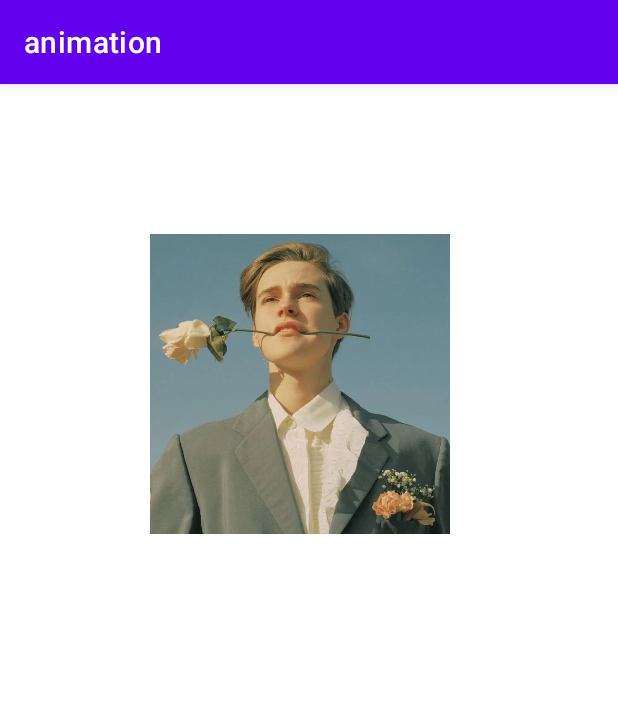
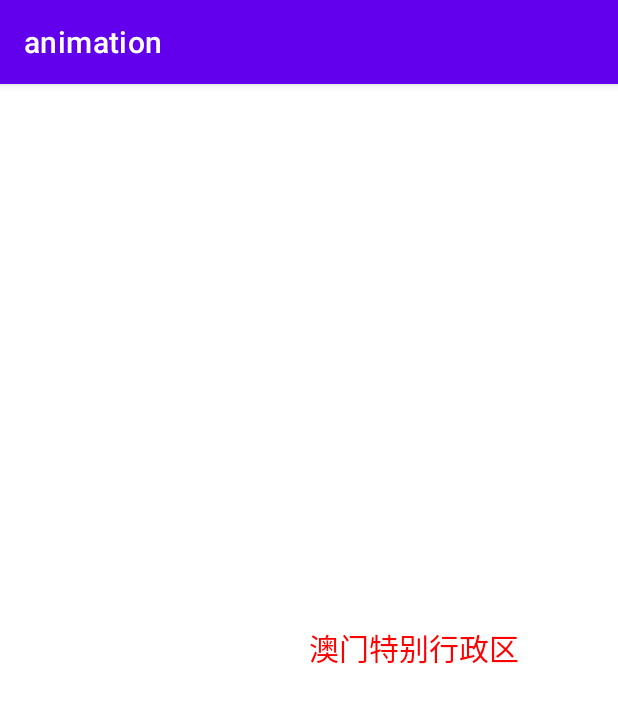
Before and after one commit to abneryan/PracticeCollect, an Android app: the screen it shows after launch (MainActivity), on a phone screen of 412 x 824 dp. Shown: the top 703 px of the screen. Run offline under Robolectric (Android 15) with nearby library versions, the phone set to English and light mode, and no system bars; 1 statement that could not run was skipped.

Commit message:
动画：animation

```diff
--- a/animation/src/main/java/com/anber/animation/CameraView1.kt
+++ b/animation/src/main/java/com/anber/animation/CameraView1.kt
@@ -24,7 +24,7 @@ class CameraView1(context: Context?, attrs: AttributeSet?) : View(context, attrs
             field =value
             invalidate()
         }
-    var bottomFlip = 30f
+    var bottomFlip = 0f
         set(value) {
             field =value
             invalidate()
--- a/animation/src/main/java/com/anber/animation/MainActivity.kt
+++ b/animation/src/main/java/com/anber/animation/MainActivity.kt
@@ -1,39 +1,130 @@
 package com.anber.animation
 
+import android.animation.AnimatorSet
+import android.animation.Keyframe
 import android.animation.ObjectAnimator
+import android.animation.PropertyValuesHolder
+import android.animation.TypeEvaluator
+import android.animation.ValueAnimator
+import android.graphics.Point
+import android.graphics.PointF
 import android.os.Bundle
+import android.view.animation.AccelerateDecelerateInterpolator
+import android.view.animation.AccelerateInterpolator
 import android.widget.ImageView
 import androidx.appcompat.app.AppCompatActivity
 import androidx.core.util.ObjectsCompat
+import kotlinx.android.synthetic.main.activity_main.*
 
 class MainActivity : AppCompatActivity() {
     override fun onCreate(savedInstanceState: Bundle?) {
         super.onCreate(savedInstanceState)
         setContentView(R.layout.activity_main)
 //        val pic = findViewById<ImageView>(R.id.iv_pic)
+        // 1:ViewPropertyAnimator
 //        val annotation = pic.animate().translationX(100f)
 //        annotation.startDelay = 800
 
 //        val circle = findViewById<CircleView>(R.id.cv_circle)
+        //2,ObjectAnimator
 //        val objectAnimator = ObjectAnimator.ofFloat(circle, "radio", 80f)
 //        objectAnimator.startDelay = 600
 //        objectAnimator.start()
 
-        val camera = findViewById<CameraView1>(R.id.cv_camera)
+        //val camera = findViewById<CameraView1>(R.id.cv_camera)
 
-     /*   var topFlipAnimator = ObjectAnimator.ofFloat(camera, "topFlip", 60f)
-        topFlipAnimator.duration = 1500
-        topFlipAnimator.startDelay = 1000
-        topFlipAnimator.start()*/
+        /*      var topFlipAnimator = ObjectAnimator.ofFloat(camera, "topFlip", 60f)
+              topFlipAnimator.duration = 1500
+              topFlipAnimator.startDelay = 1000
+              topFlipAnimator.start()
 
-      /*  var bottomFlipAnimator = ObjectAnimator.ofFloat(camera,"bottomFlip",60f)
-        bottomFlipAnimator.duration =1500
-        bottomFlipAnimator.startDelay =1000
-        bottomFlipAnimator.start()*/
+              var bottomFlipAnimator = ObjectAnimator.ofFloat(camera, "bottomFlip", 60f)
+              bottomFlipAnimator.duration = 1500
+              bottomFlipAnimator.startDelay = 1000
+              bottomFlipAnimator.start()
 
-          var flipRotaionAnimator = ObjectAnimator.ofFloat(camera,"flipRotaion",60f)
-        flipRotaionAnimator.duration =1500
-        flipRotaionAnimator.startDelay =1000
-        flipRotaionAnimator.start()
+              var flipRotaionAnimator = ObjectAnimator.ofFloat(camera, "flipRotaion", 60f)
+              flipRotaionAnimator.duration = 1500
+              flipRotaionAnimator.startDelay = 1000
+              flipRotaionAnimator.start()*/
+
+        //3, AnimatorSet
+        /* var bottomFlipAnimator = ObjectAnimator.ofFloat(camera, "bottomFlip", 60f)
+         bottomFlipAnimator.duration = 1000
+         bottomFlipAnimator.startDelay = 1000
+
+         var flipRotaionAnimator = ObjectAnimator.ofFloat(camera, "flipRotaion", 270f)
+         flipRotaionAnimator.duration = 1000
+         flipRotaionAnimator.startDelay = 200
+
+         var topFlipAnimator = ObjectAnimator.ofFloat(camera, "topFlip", -60f)
+         topFlipAnimator.duration = 1000
+         topFlipAnimator.startDelay = 200
+
+         var animatorSet = AnimatorSet()
+         animatorSet.playSequentially(bottomFlipAnimator,flipRotaionAnimator,topFlipAnimator)
+         animatorSet.start()*/
+
+        //4, PropertyValuesHolder
+        /*  var bottomFlipHolder = PropertyValuesHolder.ofFloat("bottomFlip", 60f)
+          var flipRotaionHolder = PropertyValuesHolder.ofFloat("flipRotaion", 270f)
+          var topFlipHolder = PropertyValuesHolder.ofFloat("topFlip", -60f)
+          var valuesHolderAnimator = ObjectAnimator.ofPropertyValuesHolder(
+              camera,
+              bottomFlipHolder,
+              flipRotaionHolder,
+              topFlipHolder
+          )
+          valuesHolderAnimator.startDelay = 1000
+          valuesHolderAnimator.duration = 200
+          valuesHolderAnimator.start()*/
+        //5, Keyframe
+        /*  var keyframe1=Keyframe.ofFloat(0f,0f )
+          var keyframe2=Keyframe.ofFloat(0.2f,1.4f * 200f.dp)
+          var keyframe3=Keyframe.ofFloat(0.8f,0.6f * 200f.dp)
+          var keyframe4=Keyframe.ofFloat(1f,1f * 200f.dp)
+
+          val ofKeyframeHolder = PropertyValuesHolder.ofKeyframe(
+              "translationX",
+              keyframe1,
+              keyframe2,
+              keyframe3,
+              keyframe4
+          )
+          val objectAnimator = ObjectAnimator.ofPropertyValuesHolder(camera, ofKeyframeHolder)
+          objectAnimator.startDelay =1000
+          objectAnimator.duration=2000
+          objectAnimator.start()*/
+
+        //6, Interpolator
+        /* val objectAnimator1 = ObjectAnimator.ofFloat(camera, "translationX", 200f)
+         objectAnimator1.interpolator = AccelerateInterpolator()
+         objectAnimator1.startDelay = 1000
+         objectAnimator1.duration = 2000
+         objectAnimator1.start()*/
+
+        // TypeEvaluator
+        /*val pointView = findViewById<PointView>(R.id.view)
+        var objectAnimator = ObjectAnimator.ofObject(
+            pointView,
+            "point",
+            PointView.PointTypeEvaluator(),
+            PointF(300f, 300f),
+        )
+        objectAnimator.startDelay =1000
+        objectAnimator.duration=2000
+        objectAnimator.start()*/
+
+        //对字符串做动画
+        val view = findViewById<ProvinceView>(R.id.view)
+        var objectAnimator = ObjectAnimator.ofObject(
+            view,
+            "province",
+            ProvinceView.ProvinceTypeEvaluator(),
+            "澳门特别行政区"
+        )
+        objectAnimator.startDelay = 1000
+        objectAnimator.duration = 6000
+        objectAnimator.start()
     }
 }
--- /dev/null
+++ b/animation/src/main/java/com/anber/animation/PointView.kt
@@ -0,0 +1,47 @@
+package com.anber.animation
+
+import android.animation.TypeEvaluator
+import android.content.Context
+import android.graphics.Canvas
+import android.graphics.Color
+import android.graphics.Paint
+import android.graphics.Point
+import android.graphics.PointF
+import android.util.AttributeSet
+import android.view.View
+
+/**
+ * @Auther: yanguoqing
+ * @Date: 2022/10/26 15:23
+ * @Description:
+ */
+class PointView(context: Context?, attrs: AttributeSet?) : View(context, attrs) {
+    var paint = Paint(Paint.ANTI_ALIAS_FLAG)
+    var point = PointF(0f, 0f)
+        set(value) {
+            field = value
+            invalidate()
+        }
+
+    init {
+        paint.strokeWidth =20.dp
+        paint.strokeCap = Paint.Cap.ROUND
+    }
+
+    override fun onDraw(canvas: Canvas?) {
+        super.onDraw(canvas)
+        canvas?.drawPoint(point.x, point.y, paint)
+    }
+    class PointTypeEvaluator:TypeEvaluator<PointF>{
+        override fun evaluate(p0: Float, p1: PointF, p2: PointF): PointF {
+            var startX = p1.x
+            var endX = p2.x
+            var currentX = startX + (endX -startX)* p0
+            var startY = p1.y
+            var endY = p2.y
+            var currentY = startY + (endY -startY)* p0
+            return PointF(currentX,currentY)
+        }
+
+    }
+}
--- /dev/null
+++ b/animation/src/main/java/com/anber/animation/ProvinceView.kt
@@ -0,0 +1,83 @@
+package com.anber.animation
+
+import android.animation.TypeEvaluator
+import android.content.Context
+import android.graphics.Canvas
+import android.graphics.Color
+import android.graphics.Paint
+import android.util.AttributeSet
+import android.view.View
+
+/**
+ * @Auther: yanguoqing
+ * @Date: 2022/10/26 17:01
+ * @Description:
+ */
+private var provinceList = listOf(
+    "北京市",
+    "天津市",
+    "上海市",
+    "重庆市",
+    "河北省",
+    "河南省",
+    "云南省",
+    "辽宁省",
+    "黑龙江省",
+    "湖南省",
+    "安徽省",
+    "山东省",
+    "新疆维吾尔",
+    "江苏省",
+    "浙江省",
+    "江西省",
+    "湖北省",
+    "广西壮族",
+    "甘肃省",
+    "山西省",
+    "内蒙古",
+    "陕西省",
+    "吉林省",
+    "福建省",
+    "贵州省",
+    "广东省",
+    "青海省",
+    "西藏",
+    "四川省",
+    "宁夏回族",
+    "海南省",
+    "台湾省",
+    "香港特别行政区",
+    "澳门特别行政区"
+
+
+)
+
+class ProvinceView(context: Context?, attrs: AttributeSet?) : View(context, attrs) {
+    var paint = Paint(Paint.ANTI_ALIAS_FLAG)
+
+    var province = "北京"
+        set(value) {
+            field = value
+            invalidate()
+        }
+
+    init {
+        paint.textSize = 20.dp
+        paint.color = Color.RED
+    }
+
+    override fun onDraw(canvas: Canvas?) {
+        super.onDraw(canvas)
+        canvas?.drawText(province, width / 2f, height / 2f, paint)
+    }
+
+    class ProvinceTypeEvaluator : TypeEvaluator<String> {
+        override fun evaluate(p0: Float, p1: String?, p2: String?): String {
+            var startIndex = provinceList.indexOf(p1)
+            var endIndex = provinceList.indexOf(p2)
+            var curentIndex = startIndex + (endIndex - startIndex) * p0
+            return provinceList.get(curentIndex.toInt())
+        }
+
+    }
+}
--- a/animation/src/main/res/layout/activity_main.xml
+++ b/animation/src/main/res/layout/activity_main.xml
@@ -15,9 +15,14 @@
         android:id="@+id/cv_circle"
         android:layout_width="wrap_content"
         android:layout_height="wrap_content"/>-->
-  <com.anber.animation.CameraView1
+    <!--  <com.anber.animation.CameraView1
           android:id="@+id/cv_camera"
+          android:layout_width="wrap_content"
+          android:layout_height="wrap_content" />-->
+    <com.anber.animation.ProvinceView
+        android:id="@+id/view"
         android:layout_width="wrap_content"
         android:layout_height="wrap_content" />
 
+
 </LinearLayout>
```
Lines whose indentation alone changed are shown as unchanged.
